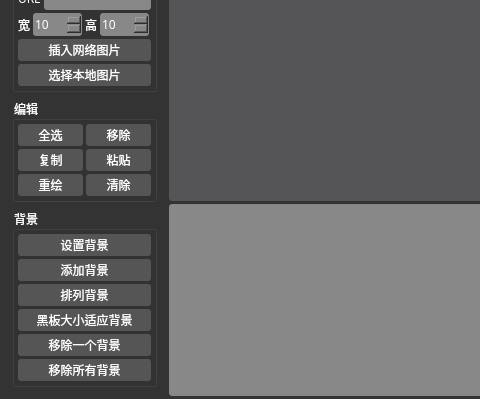
The window that dev/BlackboardTestWindow.ui (gimhol/qt_blackboard) describes before a commit, drawn with Qt 5; both pictures show x 0 to 480 and y 465 to 864 of the 800 by 864 pixel window.
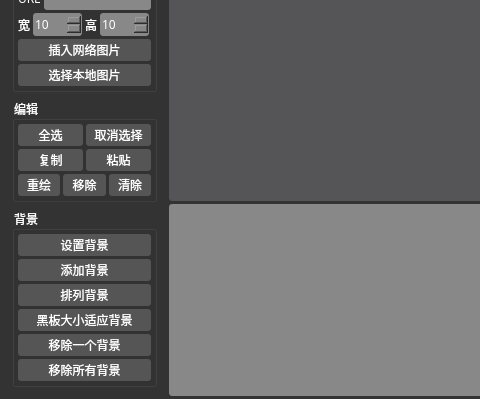
The same window after the commit. Custom widgets are drawn as their Qt base class.

```diff
--- a/dev/BlackboardTestWindow.ui
+++ b/dev/BlackboardTestWindow.ui
@@ -851,9 +851,9 @@
             </widget>
            </item>
            <item>
-            <widget class="QPushButton" name="remove">
+            <widget class="QPushButton" name="deselectedAll">
              <property name="text">
-              <string>移除</string>
+              <string>取消选择</string>
              </property>
              <property name="shortcut">
               <string>Del</string>
@@ -895,6 +895,16 @@
              </property>
             </widget>
            </item>
+           <item>
+            <widget class="QPushButton" name="remove">
+             <property name="text">
+              <string>移除</string>
+             </property>
+             <property name="shortcut">
+              <string>Del</string>
+             </property>
+            </widget>
+           </item>
            <item>
             <widget class="QPushButton" name="clear">
              <property name="text">
```
Left out of the diff: 2 changed lines with no effect on the pictures.
